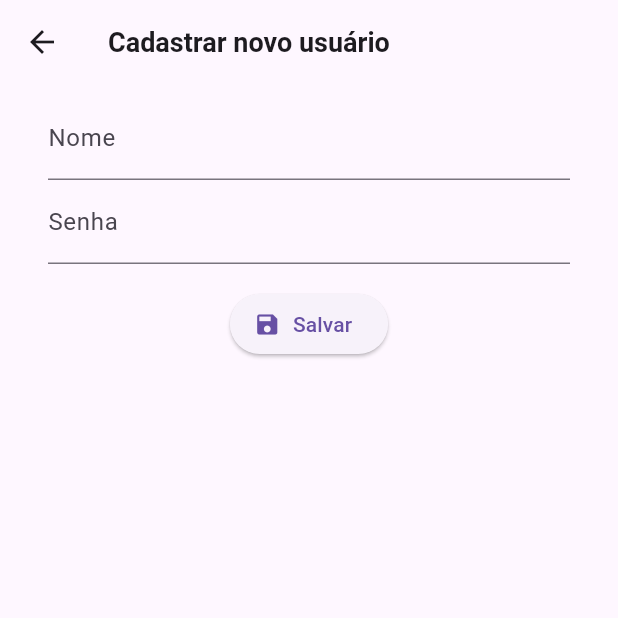
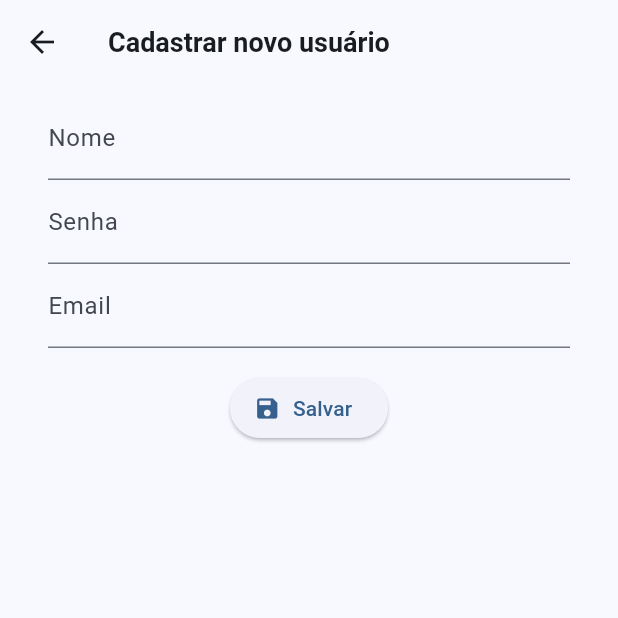
Before and after one commit to tiagocrisostomo/flutter-sqlite-modular, a Flutter app: the FormularioUsuario screen opened directly, on a phone screen of 412 x 824 dp, the top half of it. Run offline on Flutter 3.47's test engine with Material 3 defaults, Android fonts, the phone set to English and light mode, and no system bars; our stand-ins replace fl_chart, flutter_colorpicker, sqflite; accounts and stored records are empty.

Commit message:
Ajustes nas telas.

```diff
--- a/lib/data/dao/usuario_dao.dart
+++ b/lib/data/dao/usuario_dao.dart
@@ -9,6 +9,7 @@ class UsuarioDao {
     final usuarioComSenhaHash = Usuario(
       id: usuario.id,
       nome: usuario.nome,
+      email: usuario.email,
       senha: Seguranca.hashSenha(usuario.senha),
     );
 
--- a/lib/data/db/banco_de_dados.dart
+++ b/lib/data/db/banco_de_dados.dart
@@ -21,7 +21,7 @@ class BancoDeDados {
       version: 1,
       onCreate: (db, version) async {
         await db.execute(
-          '''CREATE TABLE usuario (id INTEGER PRIMARY KEY, nome TEXT, senha TEXT)''',
+          '''CREATE TABLE usuario (id INTEGER PRIMARY KEY, nome TEXT, senha TEXT, email TEXT)''',
         );
         await db.execute(
           '''CREATE TABLE finan_categoria (id INTEGER PRIMARY KEY, descricao TEXT, cor TEXT)''',
--- a/lib/data/model/usuario.dart
+++ b/lib/data/model/usuario.dart
@@ -2,14 +2,15 @@ class Usuario {
   int? id;
   String nome;
   String senha;
+  String email;
 
-  Usuario({this.id, required this.nome, required this.senha});
+  Usuario({this.id, required this.nome, required this.senha, required this.email});
 
   factory Usuario.fromMap(Map<String, dynamic> json) {
-    return Usuario(id: json['id'], nome: json['nome'], senha: json['senha']);
+    return Usuario(id: json['id'], nome: json['nome'], senha: json['senha'], email: json['email']);
   }
 
   Map<String, dynamic> toMap() {
-    return {'id': id, 'nome': nome, 'senha': senha};
+    return {'id': id, 'nome': nome, 'senha': senha, 'email': email};
   }
 }
--- a/lib/screens/home.dart
+++ b/lib/screens/home.dart
@@ -23,6 +23,7 @@ class _HomePageState extends State<HomePage> {
   Widget build(BuildContext context) {
     return Scaffold(
       appBar: AppBar(
+        leading: IconButton.filled(onPressed: (){}, icon: Icon(Icons.person_2_outlined),),
         title: const Text('Controle Financeiro'),
         centerTitle: true,
       ),
@@ -36,7 +37,6 @@ class _HomePageState extends State<HomePage> {
             icon: Icon(Icons.monetization_on_outlined),
             label: 'Lançamentos',
           ),
-
           BottomNavigationBarItem(icon: Icon(Icons.settings), label: 'Config'),
         ],
       ),
--- a/lib/utils/seed.dart
+++ b/lib/utils/seed.dart
@@ -9,9 +9,10 @@ Future<void> inicializarBancoComDadosPadrao() async {
   if (usuarios.isEmpty) {
     await db.insert('usuario', {
       'nome': 'admin',
+      'email': 'tiagovcrisostomo@gmail.com',
       'senha': Seguranca.hashSenha('1234'),
     });
-    debugPrint('✅ Usuário padrão criado: admin / 1234');
+    debugPrint('✅ Usuário padrão criado: admin / 1234 / tiagovcrisostomo@gmail.com');
   }
 
   final tipos = await db.query('finan_tipo');
--- a/lib/widgets/finan_lancamento_form.dart
+++ b/lib/widgets/finan_lancamento_form.dart
@@ -159,9 +159,9 @@ class _FinanLancamentoFormState extends State<FinanLancamentoForm> {
                       return DropdownMenuItem(value: u.id, child: Text(u.nome));
                     }).toList(),
                 onChanged: (val) => setState(() => _usuarioId = val),
-                decoration: const InputDecoration(labelText: 'Usuário'),
+                decoration: const InputDecoration(labelText: 'Titular'),
                 validator:
-                    (value) => value == null ? 'Selecione o usuário' : null,
+                    (value) => value == null ? 'Selecione o dono da despesa/receita' : null,
               ),
               const SizedBox(height: 24),
               ElevatedButton(
--- a/lib/widgets/usuario_form.dart
+++ b/lib/widgets/usuario_form.dart
@@ -14,6 +14,7 @@ class FormularioUsuarioState extends State<FormularioUsuario> {
   final _formKey = GlobalKey<FormState>();
   final nomeController = TextEditingController();
   final senhaController = TextEditingController();
+  final emailController = TextEditingController();
 
   @override
   Widget build(BuildContext context) {
@@ -49,6 +50,13 @@ class FormularioUsuarioState extends State<FormularioUsuario> {
                             ? 'Mínimo 4 caracteres'
                             : null,
               ),
+              TextFormField(
+                controller: emailController,
+                decoration: InputDecoration(labelText: 'Email'),
+                validator: (v) => v == null || !v.contains('@')
+                    ? 'Informe um email válido'
+                    : null,
+              ),
               SizedBox(height: 16),
               ElevatedButton.icon(
                 icon: Icon(Icons.save),
@@ -58,6 +66,7 @@ class FormularioUsuarioState extends State<FormularioUsuario> {
                     await store.adicionarUsuario(
                       Usuario(
                         nome: nomeController.text,
+                        email: emailController.text,
                         senha: senhaController.text,
                       ),
                     );
```
Also changed, not shown: lib/main.dart (+10 -3 lines), lib/screens/finan_categoria_screen.dart (+1 -8 lines), lib/screens/login_screen.dart (+5 -92 lines).
